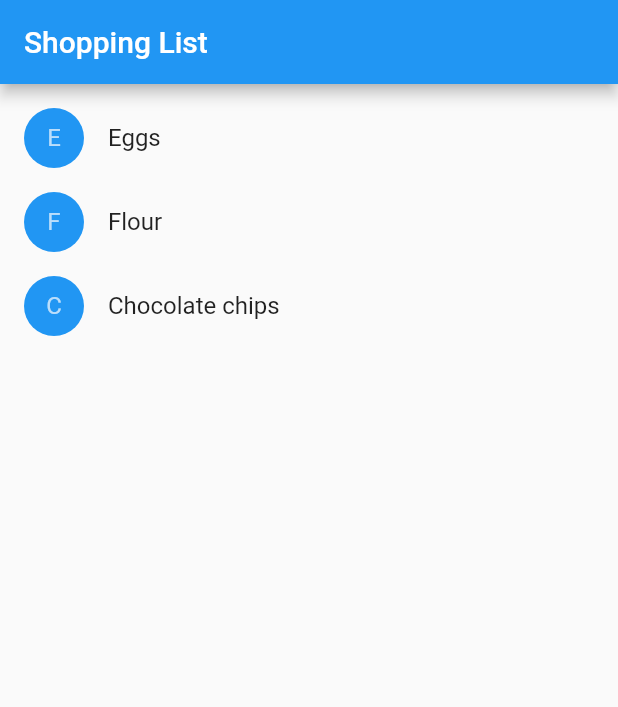
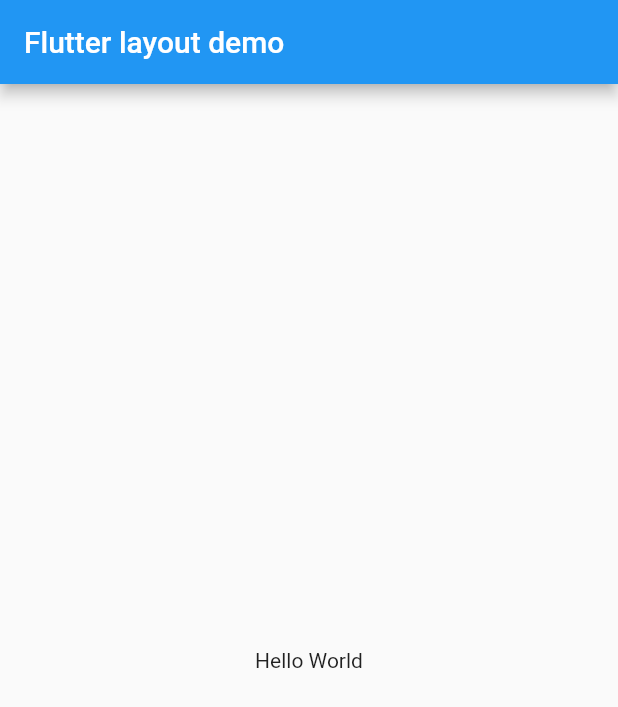
Before and after one commit to shibadog39/flutter-sandbox, a Flutter app: the screen it shows after launch, on a phone screen of 412 x 824 dp. Shown: the top 707 px of the screen. Run offline on Flutter 3.47's test engine with Material 2 defaults, Android fonts, the phone set to English and light mode, and no system bars.

Commit message:
https://flutter.dev/docs/development/ui/layout#4-add-the-layout-widget-to-the-page Material App

```diff
--- a/lib/main.dart
+++ b/lib/main.dart
@@ -2,112 +2,25 @@ import 'package:flutter/material.dart';
 
 void main() {
   runApp(MaterialApp(
-    title: 'Shopping App',
-    home: ShoppingList(
-      products: <Product>[
-        Product(name: 'Eggs'),
-        Product(name: 'Flour'),
-        Product(name: 'Chocolate chips'),
-      ],
+    title: 'Material apps',
+    home: MyApp()
     ),
-  ));
+  );
 }
 
-class ShoppingList extends StatefulWidget {
-  ShoppingList({Key key, this.products}) : super(key: key);
-
-  final List<Product> products;
-
-  // The framework calls createState the first time a widget appears at a given
-  // location in the tree. If the parent rebuilds and uses the same type of
-  // widget (with the same key), the framework re-uses the State object
-  // instead of creating a new State object.
-
-  @override
-  _ShoppingListState createState() => _ShoppingListState();
-}
-
-class _ShoppingListState extends State<ShoppingList> {
-  Set<Product> _shoppingCart = Set<Product>();
-
-  void _handleCartChanged(Product product, bool inCart) {
-    setState(() {
-      // When a user changes what's in the cart, you need to change
-      // _shoppingCart inside a setState call to trigger a rebuild.
-      // The framework then calls build, below,
-      // which updates the visual appearance of the app.
-
-      if (!inCart)
-        _shoppingCart.add(product);
-      else
-        _shoppingCart.remove(product);
-    });
-  }
-
+class MyApp extends StatelessWidget {
   @override
   Widget build(BuildContext context) {
-    return Scaffold(
-      appBar: AppBar(
-        title: Text('Shopping List'),
-      ),
-      body: ListView(
-        padding: EdgeInsets.symmetric(vertical: 8.0),
-        children: widget.products.map((Product product) {
-          return ShoppingListItem(
-            product: product,
-            inCart: _shoppingCart.contains(product),
-            onCartChanged: _handleCartChanged,
-          );
-        }).toList(),
+    return MaterialApp(
+      title: 'Flutter layout demo',
+      home: Scaffold(
+        appBar: AppBar(
+          title: Text('Flutter layout demo'),
+        ),
+        body: Center(
+          child: Text('Hello World'),
+        ),
       ),
     );
   }
 }
-
-class Product {
-  const Product({this.name});
-  final String name;
-}
-
-typedef void CartChangedCallback(Product product, bool inCart);
-
-class ShoppingListItem extends StatelessWidget {
-  ShoppingListItem({Product product, this.inCart, this.onCartChanged})
-      : product = product,
-        super(key: ObjectKey(product));
-
-  final Product product;
-  final bool inCart;
-  final CartChangedCallback onCartChanged;
-
-  Color _getColor(BuildContext context) {
-    // The theme depends on the BuildContext because different parts of the tree
-    // can have different themes.  The BuildContext indicates where the build is
-    // taking place and therefore which theme to use.
-
-    return inCart ? Colors.black54 : Theme.of(context).primaryColor;
-  }
-
-  TextStyle _getTextStyle(BuildContext context) {
-    if (!inCart) return null;
-
-    return TextStyle(
-      color: Colors.black54,
-      decoration: TextDecoration.lineThrough,
-    );
-  }
-
-  @override
-  Widget build(BuildContext context) {
-    return ListTile(
-      onTap: () {
-        onCartChanged(product, inCart);
-      },
-      leading: CircleAvatar(
-        backgroundColor: _getColor(context),
-        child: Text(product.name[0]),
-      ),
-      title: Text(product.name, style: _getTextStyle(context)),
-    );
-  }
-}
```
